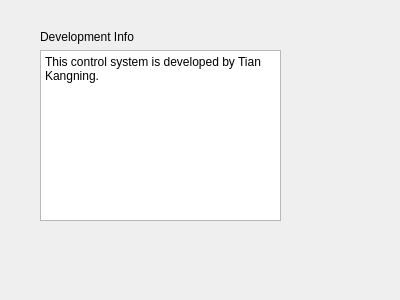
First picture: the form in PCControl/GUI-5/about.ui, repository StBaker221B/MCU, before the edit.
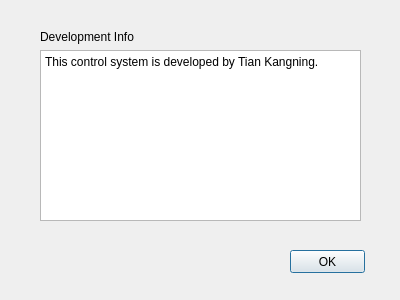
Second picture: the form after the edit.

Commit message:
add about dialog
add an ABOUT dialog

What changed in the file:
```diff
--- a/PCControl/GUI-5/about.ui
+++ b/PCControl/GUI-5/about.ui
@@ -18,7 +18,7 @@
     <rect>
      <x>40</x>
      <y>30</y>
-     <width>241</width>
+     <width>321</width>
      <height>191</height>
     </rect>
    </property>
@@ -36,13 +36,26 @@
        <string>&lt;!DOCTYPE HTML PUBLIC &quot;-//W3C//DTD HTML 4.0//EN&quot; &quot;http://www.w3.org/TR/REC-html40/strict.dtd&quot;&gt;
 &lt;html&gt;&lt;head&gt;&lt;meta name=&quot;qrichtext&quot; content=&quot;1&quot; /&gt;&lt;style type=&quot;text/css&quot;&gt;
 p, li { white-space: pre-wrap; }
-&lt;/style&gt;&lt;/head&gt;&lt;body style=&quot; font-family:'Sans Serif'; font-size:9pt; font-weight:400; font-style:normal;&quot;&gt;
-&lt;p style=&quot; margin-top:0px; margin-bottom:0px; margin-left:0px; margin-right:0px; -qt-block-indent:0; text-indent:0px;&quot;&gt;This control system is developed by Tian Kangning.&lt;/p&gt;&lt;/body&gt;&lt;/html&gt;</string>
+&lt;/style&gt;&lt;/head&gt;&lt;body style=&quot; font-family:'SimSun'; font-size:9pt; font-weight:400; font-style:normal;&quot;&gt;
+&lt;p style=&quot; margin-top:0px; margin-bottom:0px; margin-left:0px; margin-right:0px; -qt-block-indent:0; text-indent:0px;&quot;&gt;&lt;span style=&quot; font-family:'Sans Serif';&quot;&gt;This control system is developed by Tian Kangning.&lt;/span&gt;&lt;/p&gt;&lt;/body&gt;&lt;/html&gt;</string>
       </property>
      </widget>
     </item>
    </layout>
   </widget>
+  <widget class="QPushButton" name="BTN_OK">
+   <property name="geometry">
+    <rect>
+     <x>290</x>
+     <y>250</y>
+     <width>75</width>
+     <height>23</height>
+    </rect>
+   </property>
+   <property name="text">
+    <string>OK</string>
+   </property>
+  </widget>
  </widget>
  <resources/>
  <connections/>
```
Left out of the diff: 4 changed lines with no effect on the pictures. The commit also changes 12 other files.
